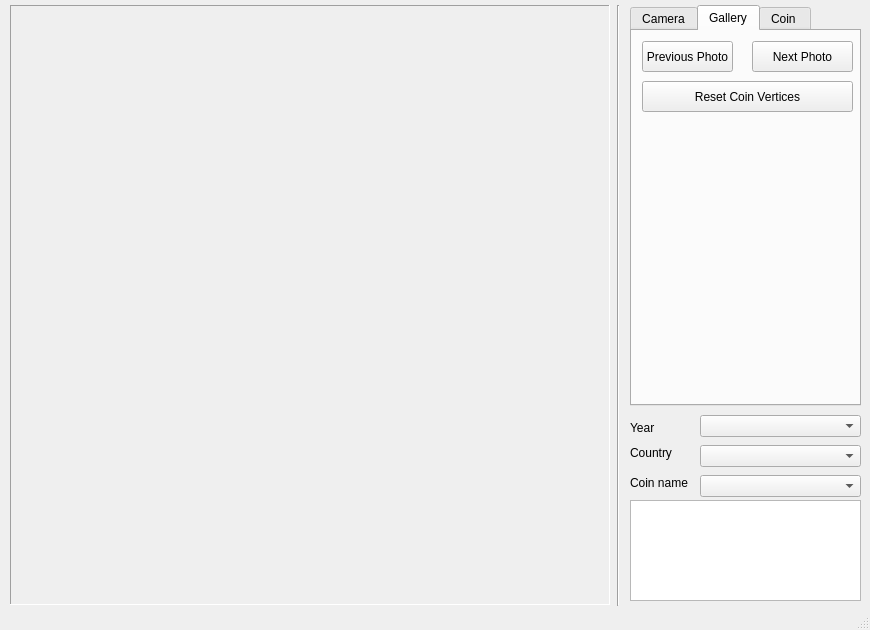
Before: the Qt Designer form core/designer/pyqt6_designer/d_ImageCollector.ui in LazyPhilosopher/CNN-Coin-Recognizer, drawn with Qt 5.
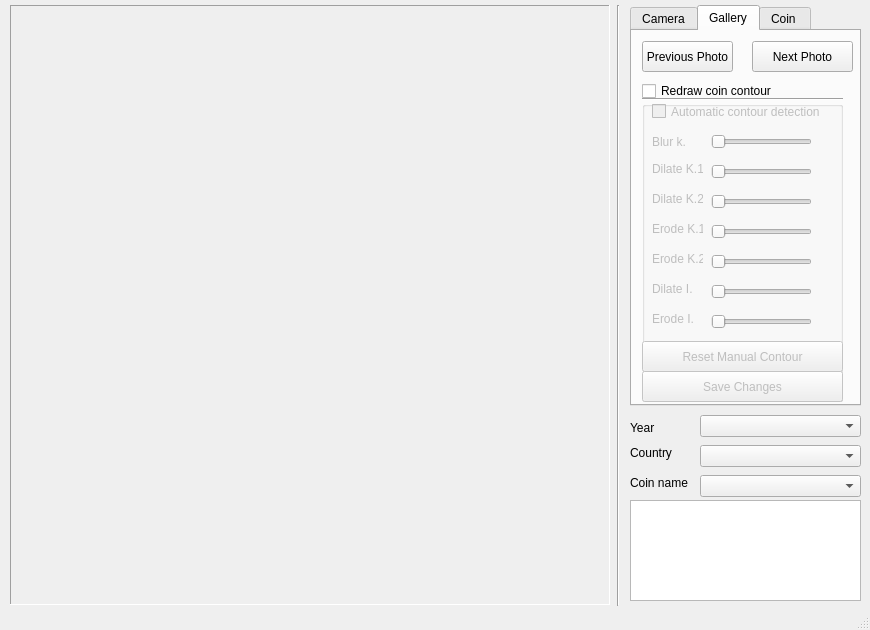
After: the same form once the commit is applied. The open tabs and pages were chosen to show the change.

Commit message: add basic manual/automatic image background deletion functionality

```diff
--- a/core/designer/pyqt6_designer/d_ImageCollector.ui
+++ b/core/designer/pyqt6_designer/d_ImageCollector.ui
@@ -461,19 +461,6 @@
      <attribute name="title">
       <string>Gallery</string>
      </attribute>
-     <widget class="QPushButton" name="vertices_reset_button">
-      <property name="geometry">
-       <rect>
-        <x>10</x>
-        <y>50</y>
-        <width>211</width>
-        <height>31</height>
-       </rect>
-      </property>
-      <property name="text">
-       <string>Reset Coin Vertices</string>
-      </property>
-     </widget>
      <widget class="QPushButton" name="next_gallery_photo_button">
       <property name="geometry">
        <rect>
@@ -500,6 +487,311 @@
        <string>Previous Photo</string>
       </property>
      </widget>
+     <widget class="Line" name="line">
+      <property name="geometry">
+       <rect>
+        <x>10</x>
+        <y>60</y>
+        <width>201</width>
+        <height>16</height>
+       </rect>
+      </property>
+      <property name="orientation">
+       <enum>Qt::Horizontal</enum>
+      </property>
+     </widget>
+     <widget class="QCheckBox" name="redraw_coin_contour_checkbox">
+      <property name="geometry">
+       <rect>
+        <x>10</x>
+        <y>50</y>
+        <width>201</width>
+        <height>20</height>
+       </rect>
+      </property>
+      <property name="text">
+       <string>Redraw coin contour</string>
+      </property>
+     </widget>
+     <widget class="QGroupBox" name="contour_correction_container">
+      <property name="enabled">
+       <bool>false</bool>
+      </property>
+      <property name="geometry">
+       <rect>
+        <x>10</x>
+        <y>70</y>
+        <width>201</width>
+        <height>301</height>
+       </rect>
+      </property>
+      <property name="title">
+       <string/>
+      </property>
+      <widget class="QPushButton" name="save_cropped_image_button">
+       <property name="geometry">
+        <rect>
+         <x>0</x>
+         <y>270</y>
+         <width>201</width>
+         <height>31</height>
+        </rect>
+       </property>
+       <property name="text">
+        <string>Save Changes</string>
+       </property>
+      </widget>
+      <widget class="QCheckBox" name="automatic_contour_detextion_checkbox">
+       <property name="geometry">
+        <rect>
+         <x>10</x>
+         <y>0</y>
+         <width>181</width>
+         <height>21</height>
+        </rect>
+       </property>
+       <property name="text">
+        <string>Automatic contour detection</string>
+       </property>
+      </widget>
+      <widget class="QPushButton" name="manual_contour_reset_button">
+       <property name="geometry">
+        <rect>
+         <x>0</x>
+         <y>240</y>
+         <width>201</width>
+         <height>31</height>
+        </rect>
+       </property>
+       <property name="text">
+        <string>Reset Manual Contour</string>
+       </property>
+      </widget>
+      <widget class="QSlider" name="gallery_dilate_2_slider">
+       <property name="geometry">
+        <rect>
+         <x>69</x>
+         <y>90</y>
+         <width>101</width>
+         <height>22</height>
+        </rect>
+       </property>
+       <property name="minimum">
+        <number>2</number>
+       </property>
+       <property name="maximum">
+        <number>50</number>
+       </property>
+       <property name="orientation">
+        <enum>Qt::Horizontal</enum>
+       </property>
+      </widget>
+      <widget class="QSlider" name="gallery_erode_1_slider">
+       <property name="geometry">
+        <rect>
+         <x>69</x>
+         <y>120</y>
+         <width>101</width>
+         <height>22</height>
+        </rect>
+       </property>
+       <property name="minimum">
+        <number>13</number>
+       </property>
+       <property name="maximum">
+        <number>50</number>
+       </property>
+       <property name="orientation">
+        <enum>Qt::Horizontal</enum>
+       </property>
+      </widget>
+      <widget class="QSlider" name="gallery_erode_2_slider">
+       <property name="geometry">
+        <rect>
+         <x>69</x>
+         <y>150</y>
+         <width>101</width>
+         <height>22</height>
+        </rect>
+       </property>
+       <property name="minimum">
+        <number>7</number>
+       </property>
+       <property name="maximum">
+        <number>50</number>
+       </property>
+       <property name="orientation">
+        <enum>Qt::Horizontal</enum>
+       </property>
+      </widget>
+      <widget class="QSlider" name="gallery_dilate_iter_slider">
+       <property name="geometry">
+        <rect>
+         <x>69</x>
+         <y>180</y>
+         <width>101</width>
+         <height>22</height>
+        </rect>
+       </property>
+       <property name="minimum">
+        <number>11</number>
+       </property>
+       <property name="maximum">
+        <number>40</number>
+       </property>
+       <property name="orientation">
+        <enum>Qt::Horizontal</enum>
+       </property>
+      </widget>
+      <widget class="QSlider" name="gallery_erode_iter_slider">
+       <property name="geometry">
+        <rect>
+         <x>69</x>
+         <y>210</y>
+         <width>101</width>
+         <height>22</height>
+        </rect>
+       </property>
+       <property name="minimum">
+        <number>4</number>
+       </property>
+       <property name="maximum">
+        <number>50</number>
+       </property>
+       <property name="orientation">
+        <enum>Qt::Horizontal</enum>
+       </property>
+      </widget>
+      <widget class="QSlider" name="gallery_dilate_1_slider">
+       <property name="geometry">
+        <rect>
+         <x>69</x>
+         <y>60</y>
+         <width>101</width>
+         <height>22</height>
+        </rect>
+       </property>
+       <property name="minimum">
+        <number>4</number>
+       </property>
+       <property name="maximum">
+        <number>50</number>
+       </property>
+       <property name="orientation">
+        <enum>Qt::Horizontal</enum>
+       </property>
+      </widget>
+      <widget class="QSlider" name="gallery_blur_kernel_slider">
+       <property name="geometry">
+        <rect>
+         <x>69</x>
+         <y>30</y>
+         <width>101</width>
+         <height>22</height>
+        </rect>
+       </property>
+       <property name="minimum">
+        <number>3</number>
+       </property>
+       <property name="maximum">
+        <number>50</number>
+       </property>
+       <property name="orientation">
+        <enum>Qt::Horizontal</enum>
+       </property>
+      </widget>
+      <widget class="QLabel" name="label_15">
+       <property name="geometry">
+        <rect>
+         <x>10</x>
+         <y>30</y>
+         <width>41</width>
+         <height>21</height>
+        </rect>
+       </property>
+       <property name="text">
+        <string>Blur k.</string>
+       </property>
+      </widget>
+      <widget class="QLabel" name="label_16">
+       <property name="geometry">
+        <rect>
+         <x>10</x>
+         <y>60</y>
+         <width>51</width>
+         <height>16</height>
+        </rect>
+       </property>
+       <property name="text">
+        <string>Dilate K.1</string>
+       </property>
+      </widget>
+      <widget class="QLabel" name="label_17">
+       <property name="geometry">
+        <rect>
+         <x>10</x>
+         <y>90</y>
+         <width>51</width>
+         <height>16</height>
+        </rect>
+       </property>
+       <property name="text">
+        <string>Dilate K.2</string>
+       </property>
+      </widget>
+      <widget class="QLabel" name="label_18">
+       <property name="geometry">
+        <rect>
+         <x>10</x>
+         <y>120</y>
+         <width>51</width>
+         <height>16</height>
+        </rect>
+       </property>
+       <property name="text">
+        <string>Erode K.1</string>
+       </property>
+      </widget>
+      <widget class="QLabel" name="label_19">
+       <property name="geometry">
+        <rect>
+         <x>10</x>
+         <y>150</y>
+         <width>51</width>
+         <height>16</height>
+        </rect>
+       </property>
+       <property name="text">
+        <string>Erode K.2</string>
+       </property>
+      </widget>
+      <widget class="QLabel" name="label_20">
+       <property name="geometry">
+        <rect>
+         <x>10</x>
+         <y>180</y>
+         <width>51</width>
+         <height>16</height>
+        </rect>
+       </property>
+       <property name="text">
+        <string>Dilate I.</string>
+       </property>
+      </widget>
+      <widget class="QLabel" name="label_21">
+       <property name="geometry">
+        <rect>
+         <x>10</x>
+         <y>210</y>
+         <width>51</width>
+         <height>16</height>
+        </rect>
+       </property>
+       <property name="text">
+        <string>Erode I.</string>
+       </property>
+      </widget>
+     </widget>
     </widget>
     <widget class="QWidget" name="coin_tab">
      <attribute name="title">
```
Left out of the diff: 5 changed lines with no effect on the pictures. The commit also changes 16 other files.
